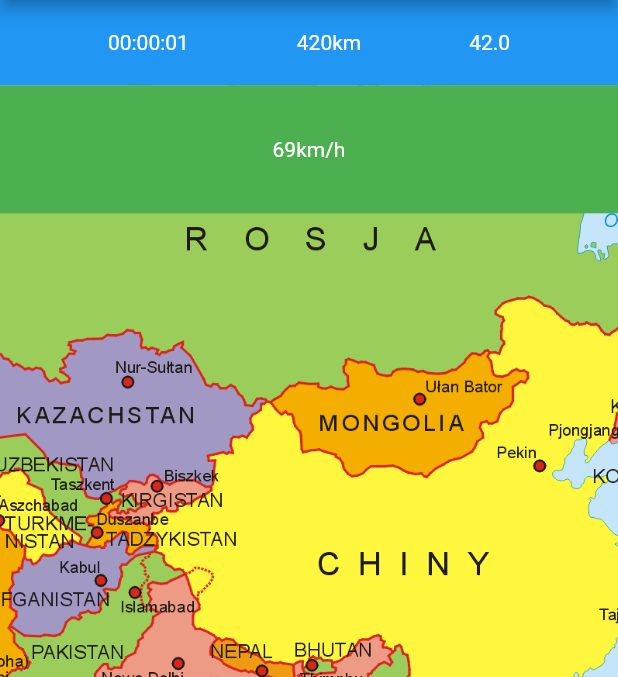
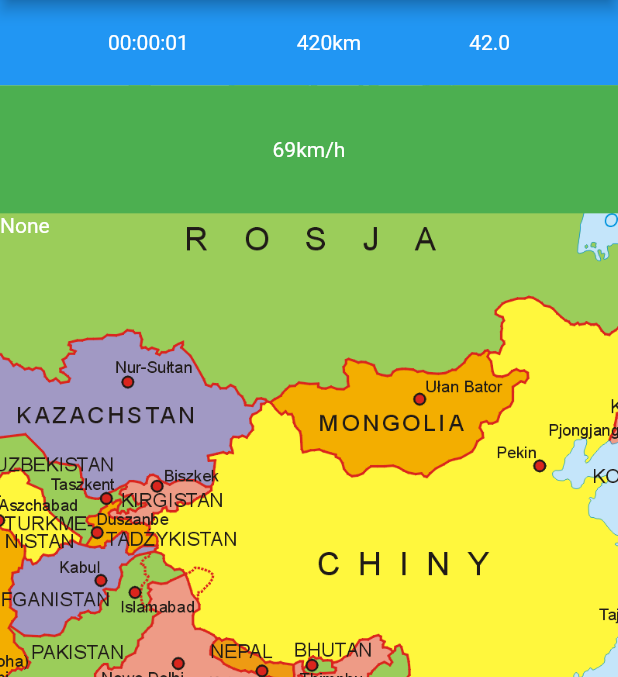
Before and after one commit to BikeBuddy-app/bikebuddy, a Flutter app: the RidePage screen opened by its route, on a phone screen of 412 x 824 dp, the part 84-761 px from its top. Run offline on Flutter 3.47's test engine with Material 2 defaults, Android fonts, the phone set to English and light mode, and no system bars; our stand-ins replace geolocator, settings_ui, shared_preferences; accounts and stored records are empty; generated files the repository leaves out were written again.

Commit message:
BB-30 - create location worker

```diff
--- a/lib/pages/ride/ride_page.dart
+++ b/lib/pages/ride/ride_page.dart
@@ -16,12 +16,13 @@ class RidePage extends StatefulWidget {
 }
 
 class _RidePageState extends State<RidePage> {
-  Location location = Location();
+  Location? location;
   bool isRideActive = true;
 
   RideTimer? timer;
 
   String timerDisplay = "00:00:00";
+  String locationDisplay = "None";
 
   @override
   void initState() {
@@ -30,6 +31,9 @@ class _RidePageState extends State<RidePage> {
           timerDisplay = newDisplayValue;
         }));
     timer!.start();
+    location = Location((String newLocationValue) => setState(() {
+      locationDisplay = newLocationValue;
+    }));
   }
 
   void resumeButtonHandler() {
@@ -125,7 +129,7 @@ class _RidePageState extends State<RidePage> {
                 ),
                 Expanded(
                   flex: 15,
-                  child: Container(),
+                  child: Text(locationDisplay),
                 ),
                 Expanded(
                   flex: 2,
--- /dev/null
+++ b/lib/services/location.dart
@@ -0,0 +1,40 @@
+import 'dart:async';
+
+import 'package:flutter/foundation.dart';
+import 'package:geolocator/geolocator.dart';
+
+class Location {
+  double? latitude;
+  double? longitude;
+
+  Duration locationFetchInterval = const Duration(seconds: 10);
+  final void Function(String location) changeCallback;
+
+  Location(this.changeCallback) {
+    Timer.periodic(locationFetchInterval, (timer) => fetchCurrent());
+    Timer.periodic(locationFetchInterval, (timer) => changeCallback(asString()));
+  }
+
+  Future<void> fetchCurrent() async {
+    LocationPermission permission = await Geolocator.requestPermission();
+    if (permission != LocationPermission.denied) {
+      try {
+        Position position = await Geolocator.getCurrentPosition(
+            desiredAccuracy: LocationAccuracy.high);
+        latitude = position.latitude;
+        longitude = position.longitude;
+      } catch (e) {
+        if (kDebugMode) {
+          print(e);
+        }
+      }
+    }
+  }
+
+  String asString() {
+    if (latitude != null && longitude != null) {
+      return 'Location{latitude: $latitude, longitude: $longitude}';
+    }
+    return 'Not initialized yet';
+  }
+}
```
